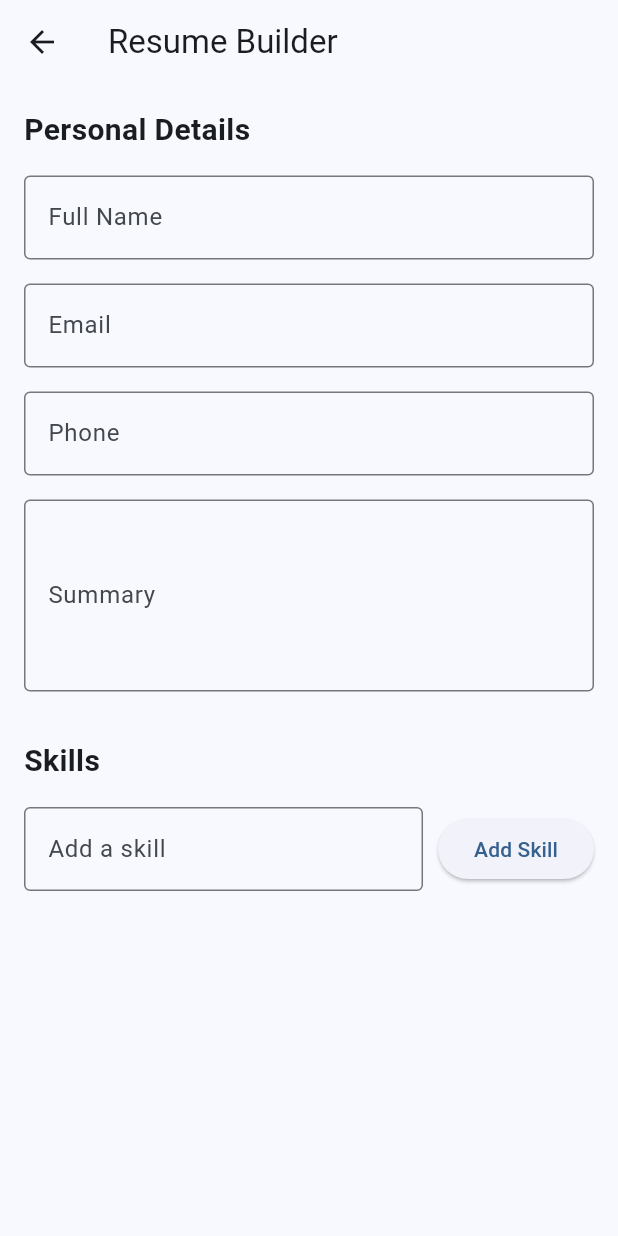
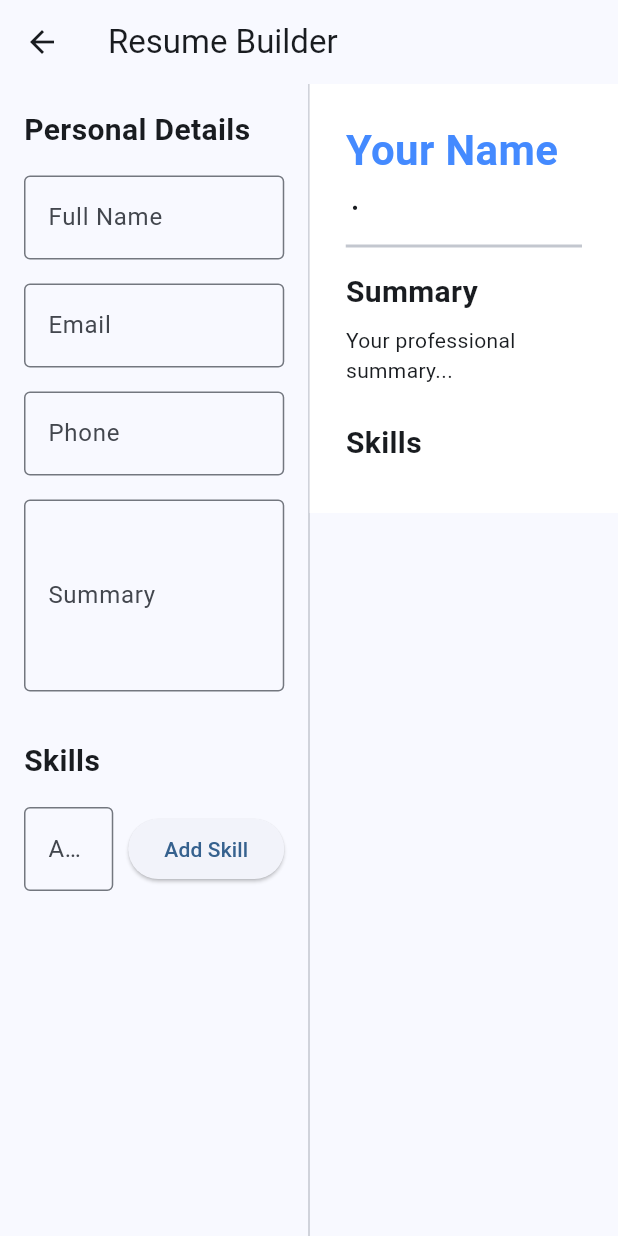
Before and after one commit to shaheednalakath/ATSify, a Flutter app: the ResumeBuilderScreen screen opened by its route, on a phone screen of 412 x 824 dp. Run offline on Flutter 3.47's test engine with Material 3 defaults, Android fonts, the light colour scheme and no system bars.

Commit message:
fead4 completed

```diff
--- a/lib/screens/user/resume_builder_screen.dart
+++ b/lib/screens/user/resume_builder_screen.dart
@@ -1,5 +1,6 @@
 import 'package:flutter/material.dart';
 import '../../widgets/resume_form.dart';
+import '../../widgets/resume_preview.dart';
 
 class ResumeBuilderScreen extends StatelessWidget {
   const ResumeBuilderScreen({super.key});
@@ -10,7 +11,23 @@ class ResumeBuilderScreen extends StatelessWidget {
       appBar: AppBar(
         title: const Text('Resume Builder'),
       ),
-      body: const ResumeForm(),
+      body: Row(
+        crossAxisAlignment: CrossAxisAlignment.start,
+        children: [
+          const Expanded(
+            flex: 1,
+            child: ResumeForm(),
+          ),
+          const VerticalDivider(width: 1, thickness: 1),
+          Expanded(
+            flex: 1,
+            child: Container(
+              color: Colors.grey[200],
+              child: const ResumePreview(),
+            ),
+          ),
+        ],
+      ),
     );
   }
 }
--- /dev/null
+++ b/lib/templates/modern_template.dart
@@ -0,0 +1,34 @@
+import 'package:flutter/material.dart';
+import '../models/resume_model.dart';
+
+class ModernTemplate extends StatelessWidget {
+  final ResumeModel data;
+
+  const ModernTemplate({super.key, required this.data});
+
+  @override
+  Widget build(BuildContext context) {
+    return Column(
+      crossAxisAlignment: CrossAxisAlignment.start,
+      children: [
+        Text(
+          data.name.isEmpty ? 'Your Name' : data.name,
+          style: const TextStyle(fontSize: 28, fontWeight: FontWeight.bold, color: Colors.blueAccent),
+        ),
+        const SizedBox(height: 8),
+        Text('${data.email} • ${data.phone}'),
+        const Divider(height: 32, thickness: 2),
+        const Text('Summary', style: TextStyle(fontSize: 20, fontWeight: FontWeight.bold)),
+        const SizedBox(height: 8),
+        Text(data.summary.isEmpty ? 'Your professional summary...' : data.summary),
+        const SizedBox(height: 24),
+        const Text('Skills', style: TextStyle(fontSize: 20, fontWeight: FontWeight.bold)),
+        const SizedBox(height: 8),
+        Wrap(
+          spacing: 8.0,
+          children: data.skills.map((skill) => Chip(label: Text(skill))).toList(),
+        ),
+      ],
+    );
+  }
+}
--- /dev/null
+++ b/lib/widgets/resume_preview.dart
@@ -0,0 +1,23 @@
+import 'package:flutter/material.dart';
+import 'package:provider/provider.dart';
+import '../providers/resume_provider.dart';
+import 'template_selector.dart';
+
+class ResumePreview extends StatelessWidget {
+  const ResumePreview({super.key});
+
+  @override
+  Widget build(BuildContext context) {
+    return Container(
+      color: Colors.white,
+      padding: const EdgeInsets.all(24.0),
+      child: SingleChildScrollView(
+        child: Consumer<ResumeProvider>(
+          builder: (context, provider, child) {
+            return getTemplate(provider.selectedTemplate, provider.resumeData);
+          },
+        ),
+      ),
+    );
+  }
+}
--- /dev/null
+++ b/lib/widgets/template_selector.dart
@@ -0,0 +1,17 @@
+import 'package:flutter/material.dart';
+import '../models/resume_model.dart';
+import '../templates/modern_template.dart';
+import '../templates/classic_template.dart';
+import '../templates/fresher_template.dart';
+
+Widget getTemplate(String template, ResumeModel data) {
+  switch (template.toLowerCase()) {
+    case 'classic':
+      return ClassicTemplate(data: data);
+    case 'fresher':
+      return FresherTemplate(data: data);
+    case 'modern':
+    default:
+      return ModernTemplate(data: data);
+  }
+}
```
Also changed, not shown: lib/templates/classic_template.dart (added, +46 -0 lines), lib/templates/fresher_template.dart (added, +54 -0 lines).
